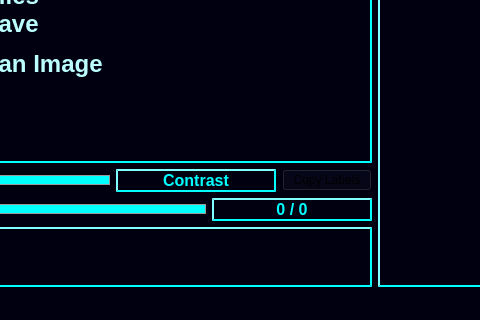
Qt form mainwindow.ui (JianmingY/Yolo_Label) before a commit; both pictures show x 461 to 941 and y 373 to 693 of the 1180 by 693 pixel window.
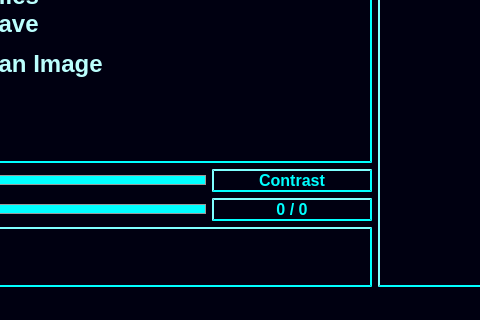
The same form after that commit. Custom widgets are drawn as their Qt base class.

Commit message: Add key in to copy?

```diff
--- a/mainwindow.ui
+++ b/mainwindow.ui
@@ -57,7 +57,7 @@
     </size>
    </property>
    <layout class="QGridLayout" name="gridLayout">
-    <item row="4" column="0">
+    <item row="3" column="0">
      <layout class="QHBoxLayout" name="horizontalLayout_5">
       <item>
        <layout class="QVBoxLayout" name="verticalLayout">
@@ -235,19 +235,6 @@
             </property>
            </widget>
           </item>
-	  <item>
-           <widget class="QPushButton" name="pushButton_copyLabels">
-            <property name="sizePolicy">
-             <sizepolicy hsizetype="Preferred" vsizetype="Fixed">
-              <horstretch>1</horstretch>
-              <verstretch>0</verstretch>
-             </sizepolicy>
-            </property>
-            <property name="text">
-             <string>Copy Labels</string>
-            </property>
-           </widget>
-          </item>
          </layout>
         </item>
         <item>
```
The commit also changes 2 other files.
